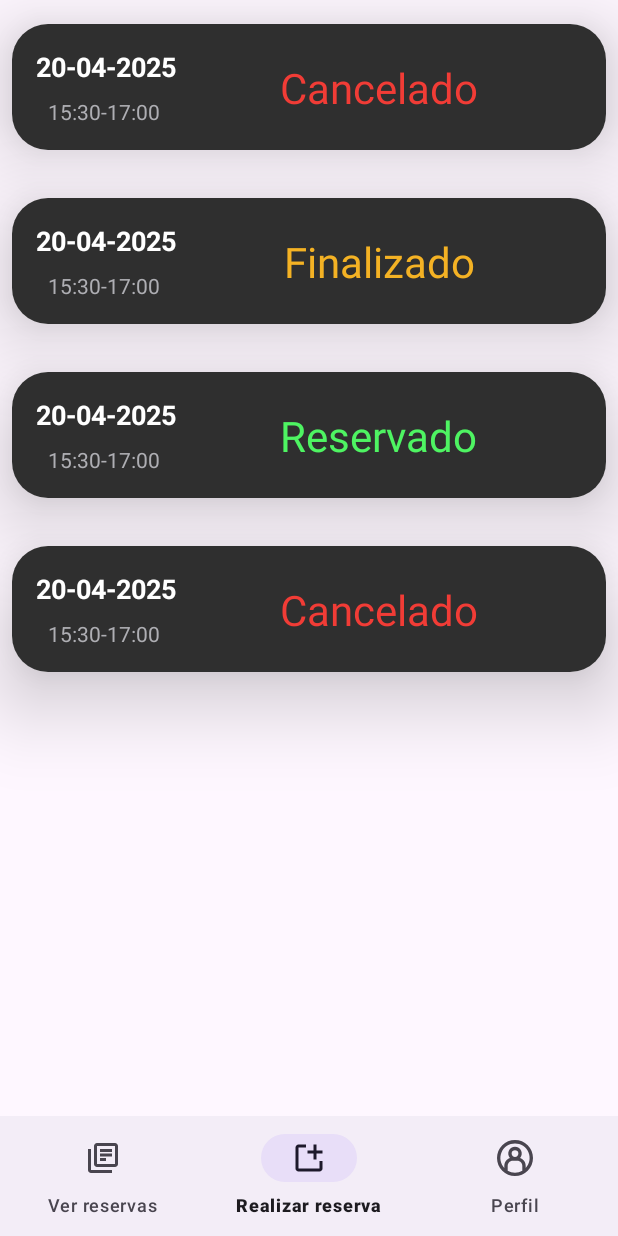
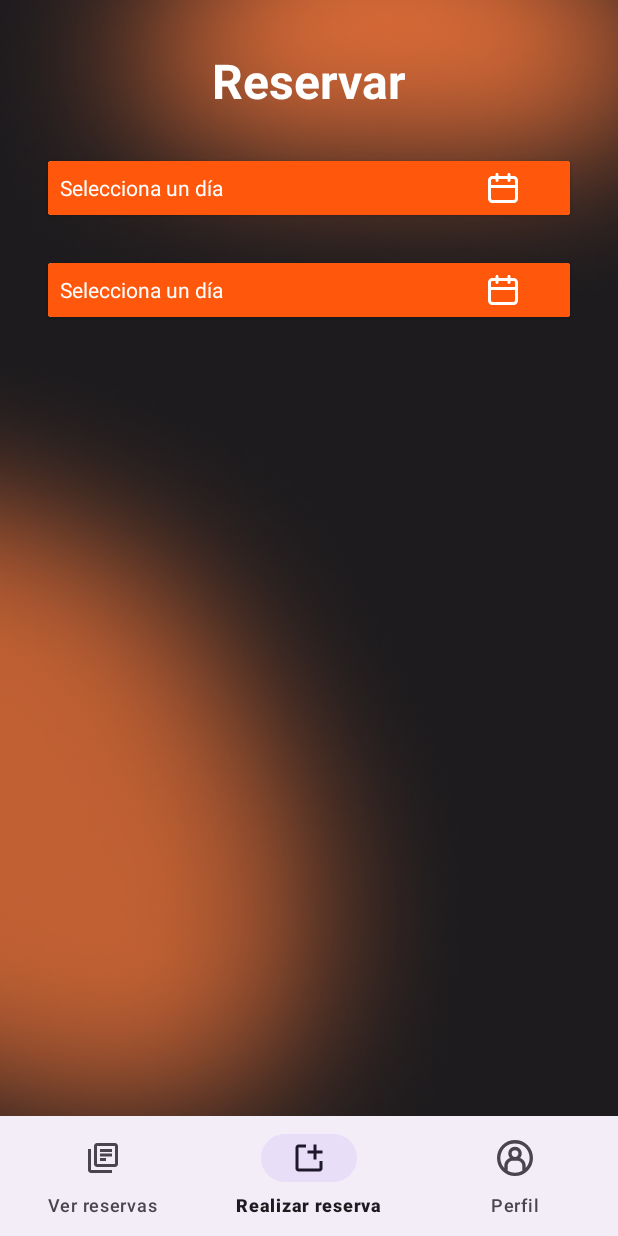
Before and after one commit to egoitz-ehu/ParkingELadron, an Android app: the MainActivity screen opened directly, with no data from a screen before it, item 2 of the bottom bar chosen, on a phone screen of 412 x 824 dp. Run offline under Robolectric (Android 15) with nearby library versions, the phone set to English and light mode, and no system bars; our stand-ins replace navigation-ui.

Commit message:
Selector de día funcionando

```diff
--- a/app/src/main/java/com/lksnext/ParkingELadron/view/activity/MainActivity.java
+++ b/app/src/main/java/com/lksnext/ParkingELadron/view/activity/MainActivity.java
@@ -34,6 +34,7 @@ public class MainActivity extends AppCompatActivity {
                 navController.navigate(R.id.reservasFragment);
                 return true;
             } else if(itemId == R.id.create) {
+                navController.navigate(R.id.crearFragment);
                 return true;
             } else if(itemId == R.id.profile) {
                 navController.navigate(R.id.profileFragment);
--- a/app/src/main/java/com/lksnext/ParkingELadron/view/adapters/ReservaViewHolder.java
+++ b/app/src/main/java/com/lksnext/ParkingELadron/view/adapters/ReservaViewHolder.java
@@ -2,6 +2,7 @@ package com.lksnext.ParkingELadron.view.adapters;
 
 import android.view.View;
 import android.widget.TextView;
+import android.widget.Toast;
 
 import androidx.core.content.ContextCompat;
 import androidx.recyclerview.widget.RecyclerView;
@@ -33,5 +34,8 @@ public class ReservaViewHolder extends RecyclerView.ViewHolder {
             case Finalizado:
                 binding.tvStatus.setTextColor(ContextCompat.getColor(itemView.getContext(), R.color.reservaFinalizado));
         }
+        binding.getRoot().setOnClickListener(v->{
+            Toast.makeText(v.getContext(), "Reserva seleccionado", Toast.LENGTH_SHORT).show();
+        });
     }
 }
--- /dev/null
+++ b/app/src/main/java/com/lksnext/ParkingELadron/view/fragment/CrearFragment.java
@@ -0,0 +1,65 @@
+package com.lksnext.ParkingELadron.view.fragment;
+
+import android.app.DatePickerDialog;
+import android.os.Bundle;
+
+import androidx.fragment.app.Fragment;
+import androidx.lifecycle.ViewModelProvider;
+
+import android.view.LayoutInflater;
+import android.view.View;
+import android.view.ViewGroup;
+import android.widget.DatePicker;
+
+import com.lksnext.ParkingELadron.R;
+import com.lksnext.ParkingELadron.databinding.FragmentCrearBinding;
+import com.lksnext.ParkingELadron.viewmodel.CrearViewModel;
+
+import java.text.SimpleDateFormat;
+import java.util.Calendar;
+import java.util.GregorianCalendar;
+
+public class CrearFragment extends Fragment {
+
+    private FragmentCrearBinding binding;
+    private CrearViewModel viewModel;
+
+    @Override
+    public View onCreateView(LayoutInflater inflater, ViewGroup container,
+                             Bundle savedInstanceState) {
+        binding = FragmentCrearBinding.inflate(inflater, container, false);
+        viewModel = new ViewModelProvider(this).get(CrearViewModel.class);
+        return binding.getRoot();
+    }
+
+    @Override
+    public void onViewCreated(View view, Bundle savedInstanceState) {
+        super.onViewCreated(view, savedInstanceState);
+        binding.cvDia.setOnClickListener(new View.OnClickListener() {
+            @Override
+            public void onClick(View v) {
+                Calendar c = Calendar.getInstance();
+                int dia = c.get(Calendar.DAY_OF_MONTH);
+                int mes = c.get(Calendar.MONTH);
+                int year = c.get(Calendar.YEAR);
+                DatePickerDialog.OnDateSetListener listener = new DatePickerDialog.OnDateSetListener() {
+                    @Override
+                    public void onDateSet(DatePicker datePicker, int i, int i1, int i2) {
+                        viewModel.setDate(new GregorianCalendar(i, i1, i2).getTime());
+                    }
+                };
+                DatePickerDialog datePickerDialog = new DatePickerDialog(getContext(), listener, year, mes, dia);
+                datePickerDialog.getDatePicker().setMinDate(System.currentTimeMillis());
+                Calendar maxDate = Calendar.getInstance();
+                maxDate.add(Calendar.DAY_OF_MONTH, 7);
+                datePickerDialog.getDatePicker().setMaxDate(maxDate.getTimeInMillis());
+                datePickerDialog.show();
+            }
+        });
+
+        viewModel.getDate().observe(getViewLifecycleOwner(), date -> {
+            SimpleDateFormat format = new SimpleDateFormat("dd-MM-yyyy");
+            binding.tvDia.setText(format.format(date));
+        });
+    }
+}
--- /dev/null
+++ b/app/src/main/java/com/lksnext/ParkingELadron/viewmodel/CrearViewModel.java
@@ -0,0 +1,21 @@
+package com.lksnext.ParkingELadron.viewmodel;
+
+
+
+import androidx.lifecycle.LiveData;
+import androidx.lifecycle.MutableLiveData;
+import androidx.lifecycle.ViewModel;
+
+import java.util.Date;
+
+public class CrearViewModel extends ViewModel {
+    MutableLiveData<Date> date = new MutableLiveData<Date>();
+
+    public LiveData<Date> getDate() {
+        return date;
+    }
+
+    public void setDate(Date d) {
+        this.date.setValue(d);
+    }
+}
--- /dev/null
+++ b/app/src/main/res/drawable/selectdia.xml
@@ -0,0 +1,9 @@
+<vector xmlns:android="http://schemas.android.com/apk/res/android"
+    android:width="20dp"
+    android:height="20dp"
+    android:viewportWidth="20"
+    android:viewportHeight="20">
+  <path
+      android:pathData="M17,2H15V1C15,0.735 14.895,0.48 14.707,0.293C14.52,0.105 14.265,0 14,0C13.735,0 13.48,0.105 13.293,0.293C13.105,0.48 13,0.735 13,1V2H7V1C7,0.735 6.895,0.48 6.707,0.293C6.52,0.105 6.265,0 6,0C5.735,0 5.48,0.105 5.293,0.293C5.105,0.48 5,0.735 5,1V2H3C2.204,2 1.441,2.316 0.879,2.879C0.316,3.441 0,4.204 0,5V17C0,17.796 0.316,18.559 0.879,19.121C1.441,19.684 2.204,20 3,20H17C17.796,20 18.559,19.684 19.121,19.121C19.684,18.559 20,17.796 20,17V5C20,4.204 19.684,3.441 19.121,2.879C18.559,2.316 17.796,2 17,2ZM18,17C18,17.265 17.895,17.52 17.707,17.707C17.52,17.895 17.265,18 17,18H3C2.735,18 2.48,17.895 2.293,17.707C2.105,17.52 2,17.265 2,17V10H18V17ZM18,8H2V5C2,4.735 2.105,4.48 2.293,4.293C2.48,4.105 2.735,4 3,4H5V5C5,5.265 5.105,5.52 5.293,5.707C5.48,5.895 5.735,6 6,6C6.265,6 6.52,5.895 6.707,5.707C6.895,5.52 7,5.265 7,5V4H13V5C13,5.265 13.105,5.52 13.293,5.707C13.48,5.895 13.735,6 14,6C14.265,6 14.52,5.895 14.707,5.707C14.895,5.52 15,5.265 15,5V4H17C17.265,4 17.52,4.105 17.707,4.293C17.895,4.48 18,4.735 18,5V8Z"
+      android:fillColor="#ffffff"/>
+</vector>
--- /dev/null
+++ b/app/src/main/res/layout/fragment_crear.xml
@@ -0,0 +1,90 @@
+<?xml version="1.0" encoding="utf-8"?>
+<androidx.constraintlayout.widget.ConstraintLayout xmlns:android="http://schemas.android.com/apk/res/android"
+    xmlns:tools="http://schemas.android.com/tools"
+    android:layout_width="match_parent"
+    android:layout_height="match_parent"
+    xmlns:app="http://schemas.android.com/apk/res-auto"
+    tools:context=".view.fragment.CrearFragment"
+    android:background="@drawable/crear_bg">
+
+    <TextView
+        android:id="@+id/tvTitle"
+        android:layout_width="wrap_content"
+        android:layout_height="wrap_content"
+        android:text="@string/title_crear"
+        app:layout_constraintTop_toTopOf="parent"
+        app:layout_constraintStart_toStartOf="parent"
+        app:layout_constraintEnd_toEndOf="parent"
+        android:textSize="32sp"
+        android:textStyle="bold"
+        android:textColor="@color/white"
+        android:layout_margin="32dp"/>
+
+    <androidx.cardview.widget.CardView
+        android:id="@+id/cvDia"
+        android:layout_width="match_parent"
+        android:layout_height="wrap_content"
+        app:layout_constraintTop_toBottomOf="@+id/tvTitle"
+        app:layout_constraintStart_toStartOf="parent"
+        app:layout_constraintEnd_toEndOf="parent"
+        android:layout_margin="32dp"
+        >
+        <LinearLayout
+            android:layout_width="match_parent"
+            android:layout_height="match_parent"
+            android:background="@color/mainOrange"
+            android:padding="8dp">
+            <TextView
+                android:id="@+id/tvDia"
+                android:layout_width="0dp"
+                android:layout_height="match_parent"
+                android:text="@string/crear_selectDia"
+                android:textColor="@color/white"
+                android:layout_weight="7"/>
+            <ImageButton
+                android:layout_width="0dp"
+                android:layout_height="wrap_content"
+                android:src="@drawable/selectdia"
+                android:background="@android:color/transparent"
+                android:layout_weight="2"
+                android:focusable="false"
+                android:clickable="false"
+                />
+        </LinearLayout>
+    </androidx.cardview.widget.CardView>
+
+    <androidx.cardview.widget.CardView
+        android:id="@+id/cvHoraInicio"
+        android:layout_width="match_parent"
+        android:layout_height="wrap_content"
+        app:layout_constraintTop_toBottomOf="@+id/cvDia"
+        app:layout_constraintStart_toStartOf="parent"
+        app:layout_constraintEnd_toEndOf="parent"
+        android:layout_margin="32dp"
+        >
+        <LinearLayout
+            android:layout_width="match_parent"
+            android:layout_height="match_parent"
+            android:background="@color/mainOrange"
+            android:padding="8dp">
+            <TextView
+                android:id="@+id/tvHora"
+                android:layout_width="0dp"
+                android:layout_height="match_parent"
+                android:text="@string/crear_selectDia"
+                android:textColor="@color/white"
+                android:layout_weight="7"/>
+            <ImageButton
+                android:layout_width="0dp"
+                android:layout_height="wrap_content"
+                android:src="@drawable/selectdia"
+                android:background="@android:color/transparent"
+                android:layout_weight="2"
+                android:focusable="false"
+                android:clickable="false"
+                />
+        </LinearLayout>
+    </androidx.cardview.widget.CardView>
+
+
+</androidx.constraintlayout.widget.ConstraintLayout>
--- a/app/src/main/res/layout/fragment_reservas.xml
+++ b/app/src/main/res/layout/fragment_reservas.xml
@@ -3,7 +3,8 @@
     xmlns:tools="http://schemas.android.com/tools"
     android:layout_width="match_parent"
     android:layout_height="match_parent"
-    tools:context=".view.fragment.ReservasFragment">
+    tools:context=".view.fragment.ReservasFragment"
+    android:background="@drawable/reservas_bg">
 
     <androidx.recyclerview.widget.RecyclerView
         android:id="@+id/recyclerViewReservas"
--- a/app/src/main/res/navigation/nav_graph.xml
+++ b/app/src/main/res/navigation/nav_graph.xml
@@ -16,4 +16,9 @@
         android:name="com.lksnext.ParkingELadron.view.fragment.ProfileFragment"
         android:label="fragment_profile"
         tools:layout="@layout/fragment_profile" />
+    <fragment
+        android:id="@+id/crearFragment"
+        android:name="com.lksnext.ParkingELadron.view.fragment.CrearFragment"
+        android:label="fragment_crear"
+        tools:layout="@layout/fragment_crear" />
 </navigation>
--- a/app/src/main/res/values/strings.xml
+++ b/app/src/main/res/values/strings.xml
@@ -22,6 +22,9 @@
     <string name="register_create">Crear una cuenta</string>
     <string name="register_already">¿Ya tienes cuenta? Inicia sesión</string>
 
+    <string name="title_crear">Reservar</string>
+    <string name="crear_selectDia">Selecciona un día</string>
+
     <string name="var_see">Ver reservas</string>
     <string name="var_create">Realizar reserva</string>
     <string name="var_profile">Perfil</string>
```
Also changed, not shown: app/src/main/res/drawable/crear_bg.png (added), app/src/main/res/drawable/reservas_bg.png (added).
